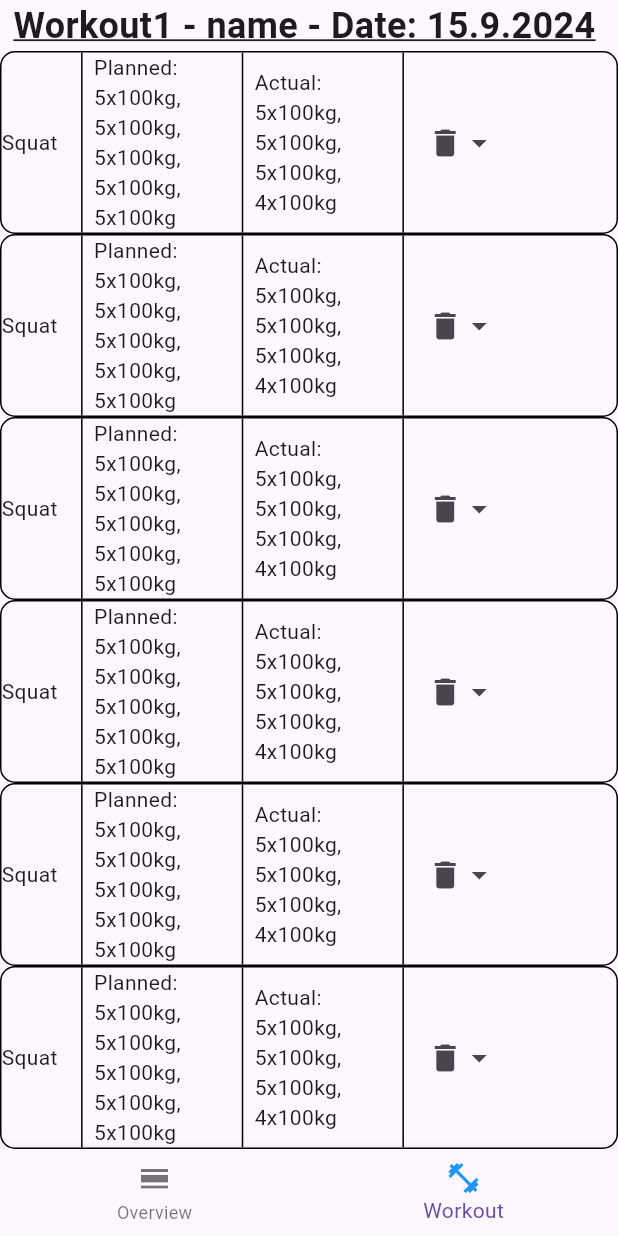
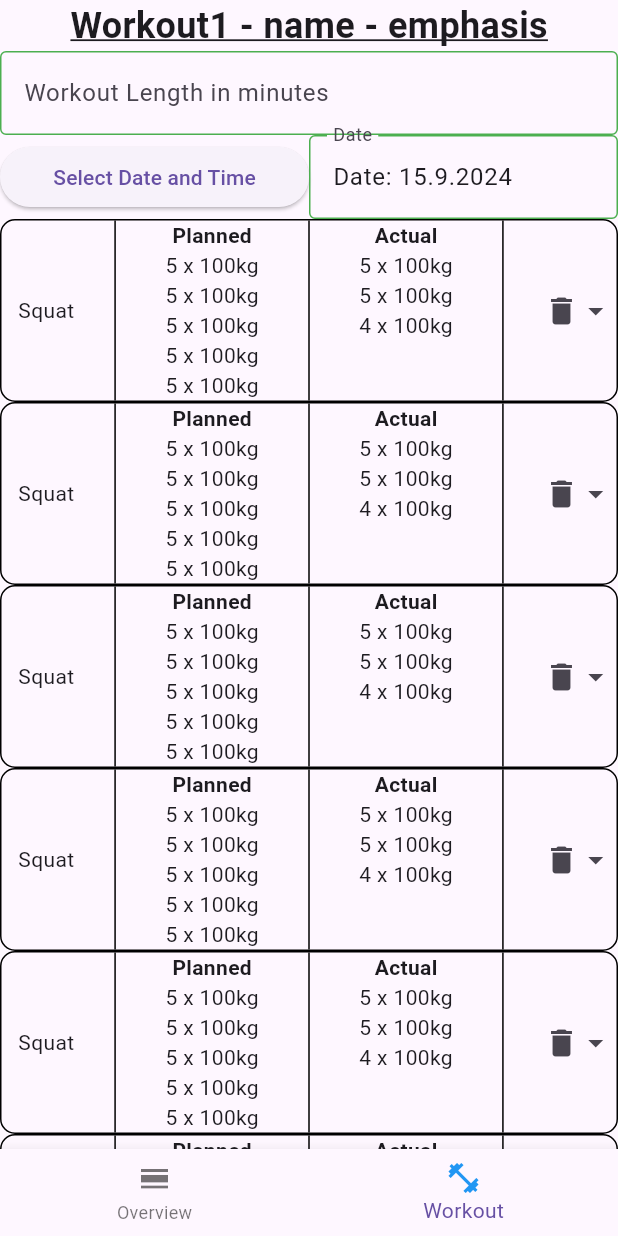
Before and after one commit to CrushTim/trainingplaner, a Flutter app: the screen it shows after launch, item 2 of the bottom bar chosen, on a phone screen of 412 x 824 dp. Run offline on Flutter 3.47's test engine with Material 3 defaults, Android fonts, the phone set to English and light mode, and no system bars.

Commit message:
updated folders - updated workout view with extra attributes

```diff
--- a/lib/home_page.dart
+++ b/lib/home_page.dart
@@ -1,6 +1,6 @@
 import 'package:flutter/material.dart';
 import 'package:trainingplaner/views/overview_view.dart';
-import 'package:trainingplaner/workout_view.dart';
+import 'package:trainingplaner/uc02TrainingSession/workout_view.dart';
 
 class HomePage extends StatefulWidget {
   const HomePage({super.key});
--- a/lib/workout_view.dart
+++ b/lib/uc02TrainingSession/workout_view.dart
@@ -1,7 +1,14 @@
 import 'package:flutter/material.dart';
-import 'package:trainingplaner/costum_widgets/training_excercise_row.dart';
+import 'package:trainingplaner/costum_widgets/date_picker_sheer.dart';
+import 'package:trainingplaner/uc03TrainingExcercise/training_excercise_row.dart';
 import 'package:trainingplaner/functions/functions_trainingsplaner.dart';
 
+///
+/// This class represents the view of a workout.
+/// It represents the current Trainingsession with all excercises and sets.
+/// It is Used in the HomePage to display the current workout.
+/// It makes the user able to add new excercises to the workout and to finish the workout in the Excercise diary.
+///
 class WorkoutView extends StatefulWidget {
   const WorkoutView({super.key});
 
@@ -10,19 +17,43 @@ class WorkoutView extends StatefulWidget {
 }
 
 class _WorkoutViewState extends State<WorkoutView> {
+  TextEditingController workoutLengthController = TextEditingController();
+  TextEditingController _startDateController = TextEditingController();
+  DateTime _startDate = DateTime.now();
   @override
   Widget build(BuildContext context) {
     return ListView(
       children: <Widget>[
             Center(
               child: Text(
-                "Workout1 - name - ${getDateStringForDisplay(DateTime.now())}",
+                "Workout1 - name - emphasis",
                 style: TextStyle(
                     fontSize: 24,
                     decoration: TextDecoration.underline,
                     fontWeight: FontWeight.bold),
               ),
-            )
+            ),
+            TextField(
+              controller: workoutLengthController,
+              decoration: const InputDecoration(
+                labelText: "Workout Length in minutes",
+              ),
+              keyboardType: TextInputType.number,
+              onChanged: (value) {
+                workoutLengthController.text = value;
+              },
+            ),
+            //TODO: make date time Picker
+
+            DatePickerSheer(
+              initialDateTime: _startDate,
+              onDateTimeChanged: (DateTime newDateTime) {
+                setState(() {
+                  _startDate = newDateTime;
+                });
+              },
+              dateController: _startDateController,
+            ),
           ] +
           List<Widget>.generate(10, (index) {
             return TrainingExcerciseRow();
--- a/lib/costum_widgets/training_excercise_row.dart
+++ b/lib/uc03TrainingExcercise/training_excercise_row.dart
@@ -1,5 +1,5 @@
 import 'package:flutter/material.dart';
-import 'package:trainingplaner/costum_widgets/reps_weights_row.dart';
+import 'package:trainingplaner/uc03TrainingExcercise/reps_weights_row.dart';
 
 class TrainingExcerciseRow extends StatefulWidget {
   const TrainingExcerciseRow({
@@ -59,10 +59,11 @@ class _TrainingExcerciseRowState extends State<TrainingExcerciseRow> {
               )
             : IntrinsicHeight(
                 child: Row(
+                  mainAxisAlignment: MainAxisAlignment.spaceEvenly,
                   children: [
                     Expanded(
                       flex: 1,
-                      child: Text("Squat "),
+                      child: Text("Squat"),
                     ),
                     Flexible(
                       child: VerticalDivider(
@@ -72,8 +73,17 @@ class _TrainingExcerciseRowState extends State<TrainingExcerciseRow> {
                     ),
                     Expanded(
                         flex: 2,
-                        child: Text(
-                            "Planned: 5x100kg, 5x100kg, 5x100kg, 5x100kg, 5x100kg")),
+                        child: Column(
+                          children: [
+                            Text("Planned",
+                                style: TextStyle(fontWeight: FontWeight.bold)),
+                            Text("5 x 100kg"),
+                            Text("5 x 100kg"),
+                            Text("5 x 100kg"),
+                            Text("5 x 100kg"),
+                            Text("5 x 100kg"),
+                          ],
+                        )),
                     Flexible(
                       child: VerticalDivider(
                         color: Colors.black,
@@ -82,15 +92,22 @@ class _TrainingExcerciseRowState extends State<TrainingExcerciseRow> {
                     ),
                     Expanded(
                         flex: 2,
-                        child:
-                            Text("Actual: 5x100kg, 5x100kg, 5x100kg, 4x100kg")),
+                        child: Column(
+                          children: [
+                            Text("Actual",
+                                style: TextStyle(fontWeight: FontWeight.bold)),
+                            Text("5 x 100kg"),
+                            Text("5 x 100kg"),
+                            Text("4 x 100kg"),
+                          ],
+                        )),
                     Flexible(
                       child: VerticalDivider(
                         color: Colors.black,
                         thickness: 1,
                       ),
                     ),
-                    Expanded(
+                    Flexible(
                       child: Row(
                         children: [
                           Flexible(
```
Also changed, not shown: lib/uc03TrainingExcercise/reps_weights_row.dart (renamed from lib/costum_widgets/reps_weights_row.dart, +17 -2 lines), 1 other file.
